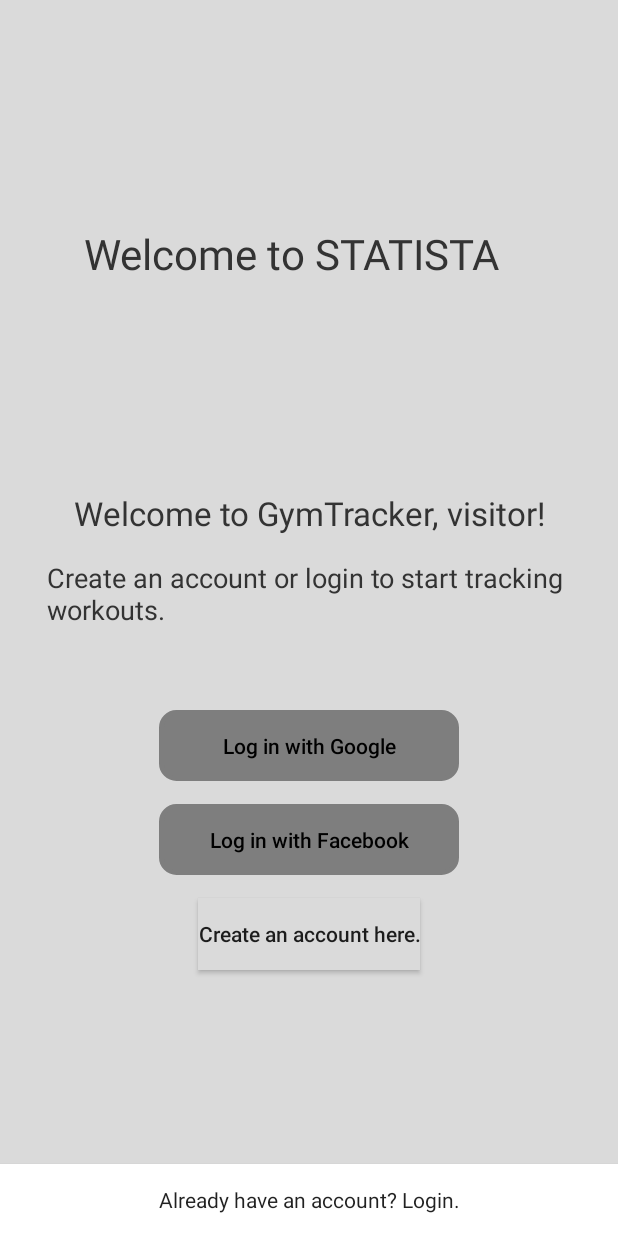
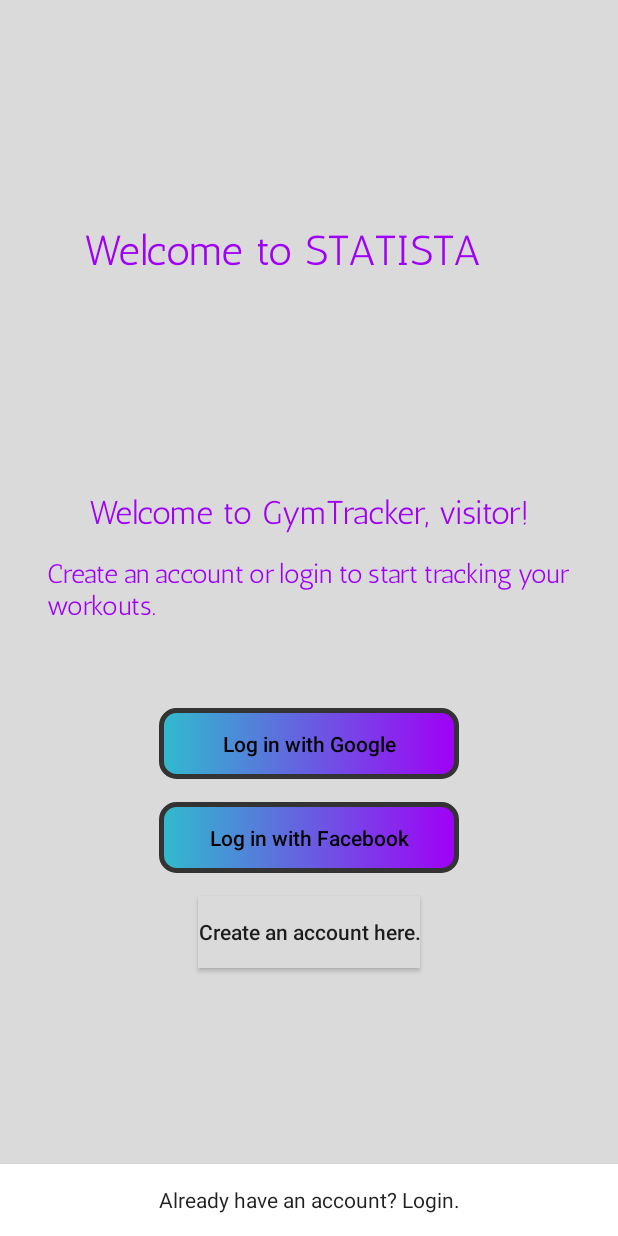
Before and after one commit to gct38/AISportsAndroid, an Android app: the screen it shows after launch (MainActivity), on a phone screen of 412 x 824 dp. Run offline under Robolectric (Android 15) with nearby library versions, the phone set to English and light mode, and no system bars; libraries missing offline, so code that uses them is left out: ai.fritz.core, ai.fritz.vision.

```diff
--- a/app/build.gradle
+++ b/app/build.gradle
@@ -46,14 +46,16 @@ dependencies {
     testImplementation 'junit:junit:4.12'
     androidTestImplementation 'androidx.test.ext:junit:1.1.1'
     androidTestImplementation 'androidx.test.espresso:espresso-core:3.2.0'
+    implementation 'com.android.support:multidex:1.0.3'
 
+    //TODO: used only to access database; delete these when we can use REST API to access database instead
     implementation 'org.jetbrains.exposed:exposed-core:0.22.1'
     implementation 'org.jetbrains.exposed:exposed-dao:0.22.1'
     implementation 'org.jetbrains.exposed:exposed-jdbc:0.22.1'
     implementation 'org.jetbrains.exposed:exposed-jodatime:0.22.1'
     implementation 'org.jetbrains.exposed:exposed-java-time:0.22.1'
     implementation("org.postgresql:postgresql:42.2.2")
-    implementation 'com.android.support:multidex:1.0.3'
+    ////////////////////////////////////////////////////////////////
 
     //FRITZ AI Pose Estimation
     implementation "ai.fritz:core:${coreVersion}"
--- a/app/src/main/java/com/example/aisports/sql/ConnectionLayer.kt
+++ b/app/src/main/java/com/example/aisports/sql/ConnectionLayer.kt
@@ -8,7 +8,7 @@ import org.jetbrains.exposed.sql.*
 import org.jetbrains.exposed.sql.transactions.transaction
 
 
-//TODO: remove all Log.d 's (was used for testing)
+//TODO: delete class when API has been implemented and accessed for user management
 class ConnectionLayer {
     //simple connection string builder to connect to the database
     class ConnectionStringBuilder constructor(api: String = "jdbc", databaseType : String, host: String, port: String = "5432", database : String, user: String, password: String, properties: Map<String,String> = emptyMap()) {
@@ -60,7 +60,6 @@ class ConnectionLayer {
         ).connectionString
 
         val user : UserTable.User = withContext(Dispatchers.Default) {
-            //TODO: Figure out how Heroku does password encryption so can encrypt/decrpyt password for authentication
             val db = Database.connect(connect)
             val name = "YOU SUCK " + db.name
             Log.d("DATABASE CONNECTION",name)
--- a/app/src/main/java/com/example/aisports/sql/model/UserTable.kt
+++ b/app/src/main/java/com/example/aisports/sql/model/UserTable.kt
@@ -5,7 +5,8 @@ import org.jetbrains.exposed.sql.Table
 import org.joda.time.DateTime
 import org.jetbrains.exposed.sql.jodatime.datetime
 
-
+//TODO: delete class when API has been implemented and accessed for user management
+//          maybe can use this model for future use????
 class UserTable {
     object Users: Table("auth_user") {
         val id = integer("id")
--- a/app/src/main/res/drawable/gradient_blue_purple.xml
+++ b/app/src/main/res/drawable/gradient_blue_purple.xml
@@ -4,8 +4,8 @@
     android:thickness="0dp"
     android:shape="rectangle">
     <stroke android:width="3dp"
-        android:color="#FFFFFF"/>
-    <corners android:radius="100dp" />
+        android:color="@color/colorGrey"/>
+    <corners android:radius="10dp" />
     <gradient
         android:startColor="#30BBCD"
         android:endColor="#9F00F6"
--- a/app/src/main/res/layout/activity_chat.xml
+++ b/app/src/main/res/layout/activity_chat.xml
@@ -6,7 +6,7 @@
     android:orientation="vertical"
     android:clipToPadding="false"
     android:focusableInTouchMode="true"
-    tools:context="com.example.scaledrone.chat.MainActivity">
+    tools:context="com.example.aisports.(REPLACE THIS WITH CHAT ACTIVITY)">
 
     <ListView
         android:layout_width="match_parent"
--- a/app/src/main/res/layout/activity_main.xml
+++ b/app/src/main/res/layout/activity_main.xml
@@ -13,9 +13,11 @@
         android:layout_width="wrap_content"
         android:layout_height="wrap_content"
         android:background="@color/colorBackground"
+        android:fontFamily="@font/antic"
         android:text="@string/welcome"
         android:textAppearance="@style/TextAppearance.AppCompat.Large"
-        android:textColor="@color/colorGrey"
+        android:textColor="#9F00F6"
+        android:textColorHighlight="#30BBCD"
         app:layout_constraintBottom_toBottomOf="parent"
         app:layout_constraintEnd_toEndOf="parent"
         app:layout_constraintHorizontal_bias="0.505"
@@ -28,9 +30,13 @@
         android:layout_width="300dp"
         android:layout_height="39dp"
         android:layout_marginTop="150dp"
+        android:elevation="@dimen/activity_horizontal_margin"
+        android:fadingEdge="horizontal|vertical"
+        android:fontFamily="@font/antic"
         android:text="@string/logo"
         android:textAppearance="@style/TextAppearance.AppCompat.Display1"
-        android:textColor="@color/colorGrey"
+        android:textColor="#9F00F6"
+        android:textColorHighlight="#30BBCD"
         android:textSize="28sp"
         app:layout_constraintEnd_toEndOf="parent"
         app:layout_constraintHorizontal_bias="0.5"
@@ -39,13 +45,16 @@
 
     <TextView
         android:id="@+id/textView4"
+        android:justificationMode="inter_word"
         android:layout_width="348dp"
         android:layout_height="45dp"
         android:layout_marginTop="16dp"
         android:background="@color/colorBackground"
+        android:fontFamily="@font/antic"
         android:text="@string/create_login"
         android:textAppearance="@style/TextAppearance.AppCompat.Medium"
-        android:textColor="@color/colorGrey"
+        android:textColor="#9F00F6"
+        android:textColorHighlight="#30BBCD"
         app:layout_constraintEnd_toEndOf="parent"
         app:layout_constraintHorizontal_bias="0.492"
         app:layout_constraintStart_toStartOf="parent"
@@ -82,7 +91,7 @@
         android:layout_height="47dp"
         android:layout_gravity="start"
         android:layout_marginTop="15dp"
-        android:background="@drawable/login_signup_box"
+        android:background="@drawable/gradient_blue_purple"
         android:enabled="false"
         android:text="@string/facebook_login"
         android:textAllCaps="false"
@@ -103,7 +112,7 @@
         android:layout_gravity="start"
         android:layout_marginTop="45dp"
         android:layout_marginBottom="264dp"
-        android:background="@drawable/login_signup_box"
+        android:background="@drawable/gradient_blue_purple"
         android:enabled="false"
         android:text="@string/google_login"
         android:textAllCaps="false"
--- a/app/src/main/res/values/strings.xml
+++ b/app/src/main/res/values/strings.xml
@@ -2,7 +2,7 @@
     <string name="app_name">AISports</string>
     <string name="welcome">Welcome to GymTracker, visitor!</string>
     <string name="logo">Welcome to STATISTA</string>
-    <string name="create_login">Create an account or login to start tracking workouts.</string>
+    <string name="create_login">Create an account or login to start tracking your workouts.</string>
     <string name="signup">Sign Up</string>
     <string name="login">Log In</string>
     <string name="user">Email Address</string>
```
Also changed, not shown: app/src/main/res/drawable/login_boxes.xml (deleted, +0 -13 lines), app/src/main/res/layout/activity_login.xml (+11 -7 lines), app/src/main/res/layout/activity_signup.xml (+5 -3 lines), app/src/main/res/font/antic.ttf (added), 1 other file.
